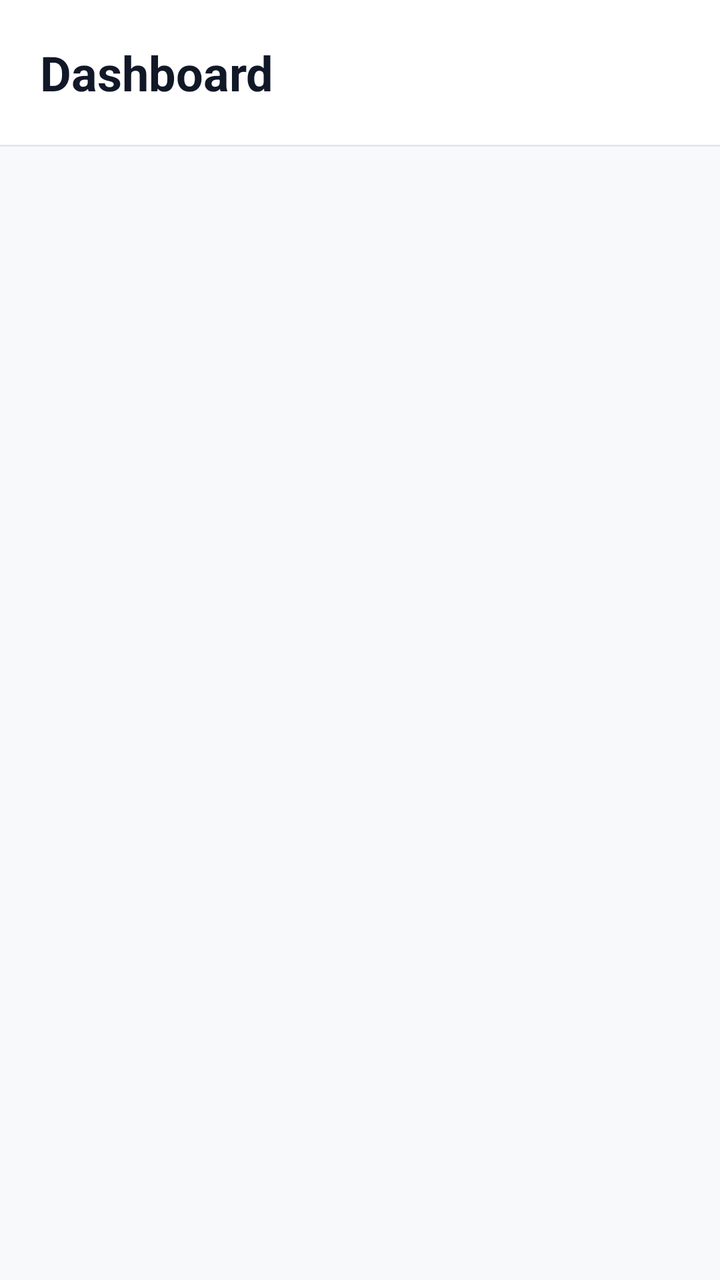
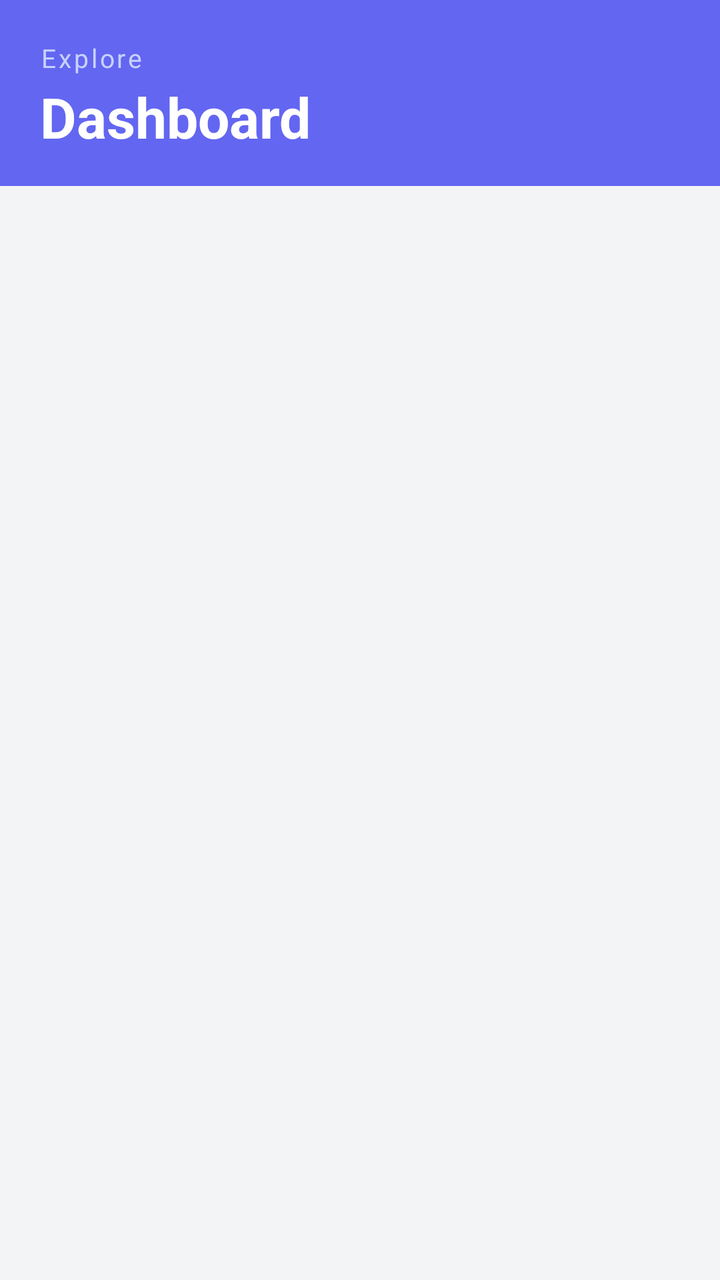

Compare the two renders of this Android layout. The source of the first and the diff that turns it into the second are given below.
<!-- AndroidManifest.xml: application theme Theme.NIT3213App -->
<!-- res/layout/fragment_dashboard.xml -->
<?xml version="1.0" encoding="utf-8"?>
<androidx.constraintlayout.widget.ConstraintLayout
    xmlns:android="http://schemas.android.com/apk/res/android"
    xmlns:app="http://schemas.android.com/apk/res-auto"
    android:layout_width="match_parent"
    android:layout_height="match_parent"
    android:background="#F8F9FA">

    <TextView
        android:id="@+id/tvHeader"
        android:layout_width="0dp"
        android:layout_height="wrap_content"
        android:text="Dashboard"
        android:textSize="24sp"
        android:textStyle="bold"
        android:textColor="#111827"
        android:padding="20dp"
        android:background="#FFFFFF"
        app:layout_constraintTop_toTopOf="parent"
        app:layout_constraintStart_toStartOf="parent"
        app:layout_constraintEnd_toEndOf="parent" />

    <View
        android:id="@+id/divider"
        android:layout_width="0dp"
        android:layout_height="1dp"
        android:background="#E5E7EB"
        app:layout_constraintTop_toBottomOf="@id/tvHeader"
        app:layout_constraintStart_toStartOf="parent"
        app:layout_constraintEnd_toEndOf="parent" />

    <ProgressBar
        android:id="@+id/progressBar"
        android:layout_width="wrap_content"
        android:layout_height="wrap_content"
        android:visibility="gone"
        app:layout_constraintTop_toBottomOf="@id/divider"
        app:layout_constraintBottom_toBottomOf="parent"
        app:layout_constraintStart_toStartOf="parent"
        app:layout_constraintEnd_toEndOf="parent" />

    <TextView
        android:id="@+id/tvError"
        android:layout_width="wrap_content"
        android:layout_height="wrap_content"
        android:visibility="gone"
        android:textSize="16sp"
        android:padding="24dp"
        android:textColor="#EF4444"
        app:layout_constraintTop_toBottomOf="@id/divider"
        app:layout_constraintBottom_toBottomOf="parent"
        app:layout_constraintStart_toStartOf="parent"
        app:layout_constraintEnd_toEndOf="parent" />

    <androidx.recyclerview.widget.RecyclerView
        android:id="@+id/recyclerView"
        android:layout_width="0dp"
        android:layout_height="0dp"
        android:padding="12dp"
        android:clipToPadding="false"
        app:layout_constraintTop_toBottomOf="@id/divider"
        app:layout_constraintBottom_toBottomOf="parent"
        app:layout_constraintStart_toStartOf="parent"
        app:layout_constraintEnd_toEndOf="parent" />

</androidx.constraintlayout.widget.ConstraintLayout>
<!-- resources referenced by this layout -->
<resources>
  <style name="Theme.NIT3213App" parent="Base.Theme.NIT3213App" />
  <style name="Base.Theme.NIT3213App" parent="Theme.Material3.DayNight.NoActionBar">
          
          
      </style>
</resources>

<!-- the commit's change to res/layout/fragment_dashboard.xml (unified diff, before → after) -->
@@ -4,37 +4,47 @@
     xmlns:app="http://schemas.android.com/apk/res-auto"
     android:layout_width="match_parent"
     android:layout_height="match_parent"
-    android:background="#F8F9FA">
+    android:background="#F3F4F6">
 
-    <TextView
-        android:id="@+id/tvHeader"
+    <LinearLayout
+        android:id="@+id/header"
         android:layout_width="0dp"
         android:layout_height="wrap_content"
-        android:text="Dashboard"
-        android:textSize="24sp"
-        android:textStyle="bold"
-        android:textColor="#111827"
-        android:padding="20dp"
-        android:background="#FFFFFF"
+        android:orientation="vertical"
+        android:paddingHorizontal="20dp"
+        android:paddingTop="20dp"
+        android:paddingBottom="16dp"
+        android:background="#6366F1"
         app:layout_constraintTop_toTopOf="parent"
         app:layout_constraintStart_toStartOf="parent"
-        app:layout_constraintEnd_toEndOf="parent" />
+        app:layout_constraintEnd_toEndOf="parent">
 
-    <View
-        android:id="@+id/divider"
-        android:layout_width="0dp"
-        android:layout_height="1dp"
-        android:background="#E5E7EB"
-        app:layout_constraintTop_toBottomOf="@id/tvHeader"
-        app:layout_constraintStart_toStartOf="parent"
-        app:layout_constraintEnd_toEndOf="parent" />
+        <TextView
+            android:layout_width="wrap_content"
+            android:layout_height="wrap_content"
+            android:text="Explore"
+            android:textSize="13sp"
+            android:textColor="#C7D2FE"
+            android:letterSpacing="0.1" />
+
+        <TextView
+            android:id="@+id/tvHeader"
+            android:layout_width="wrap_content"
+            android:layout_height="wrap_content"
+            android:text="Dashboard"
+            android:textSize="28sp"
+            android:textStyle="bold"
+            android:textColor="#FFFFFF"
+            android:layout_marginTop="2dp" />
+
+    </LinearLayout>
 
     <ProgressBar
         android:id="@+id/progressBar"
         android:layout_width="wrap_content"
         android:layout_height="wrap_content"
         android:visibility="gone"
-        app:layout_constraintTop_toBottomOf="@id/divider"
+        app:layout_constraintTop_toBottomOf="@id/header"
         app:layout_constraintBottom_toBottomOf="parent"
         app:layout_constraintStart_toStartOf="parent"
         app:layout_constraintEnd_toEndOf="parent" />
@@ -47,7 +57,7 @@
         android:textSize="16sp"
         android:padding="24dp"
         android:textColor="#EF4444"
-        app:layout_constraintTop_toBottomOf="@id/divider"
+        app:layout_constraintTop_toBottomOf="@id/header"
         app:layout_constraintBottom_toBottomOf="parent"
         app:layout_constraintStart_toStartOf="parent"
         app:layout_constraintEnd_toEndOf="parent" />
@@ -58,7 +68,7 @@
         android:layout_height="0dp"
         android:padding="12dp"
         android:clipToPadding="false"
-        app:layout_constraintTop_toBottomOf="@id/divider"
+        app:layout_constraintTop_toBottomOf="@id/header"
         app:layout_constraintBottom_toBottomOf="parent"
         app:layout_constraintStart_toStartOf="parent"
         app:layout_constraintEnd_toEndOf="parent" />
